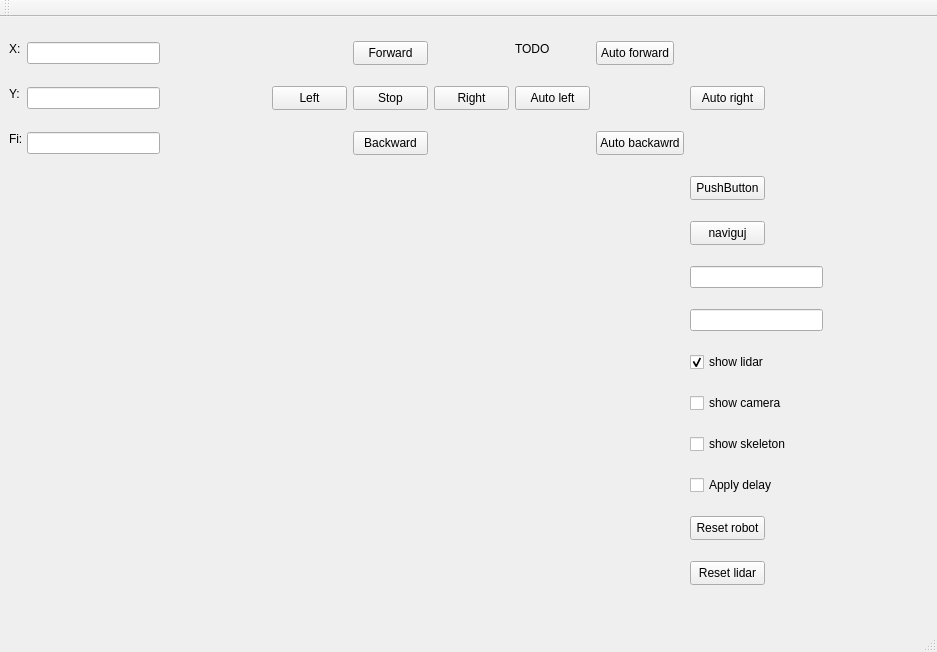
This is mainwindow.ui in Misqo98/HMI_uloha_01 as Qt 5 draws it before an edit. The edited form follows.
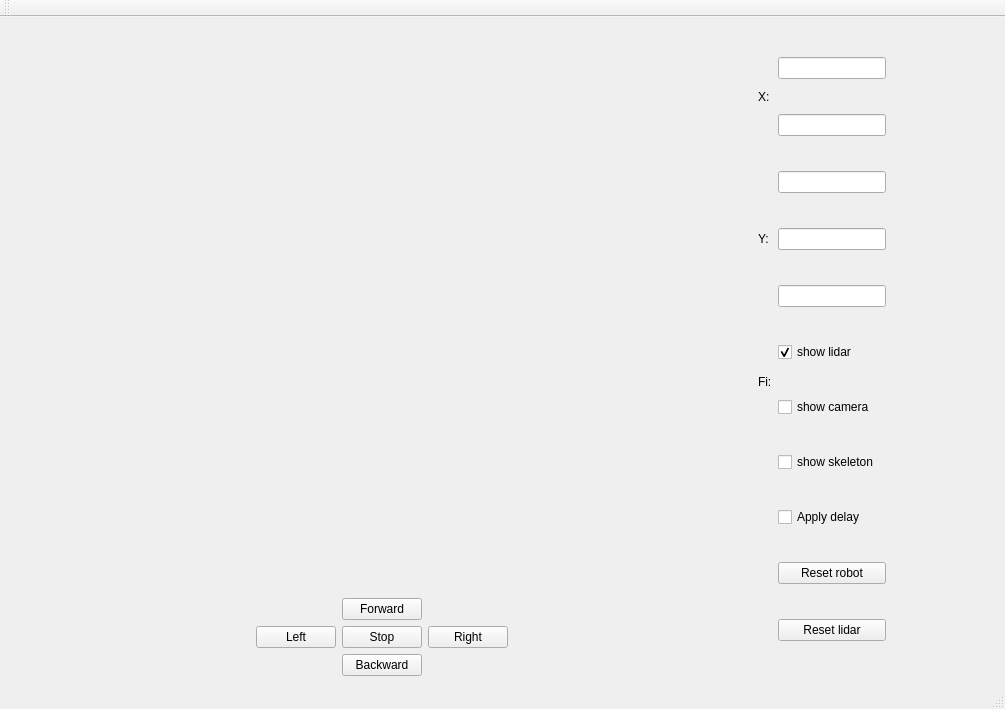
This is the edited form. Custom widgets are drawn as their Qt base class.

Commit message: Added robot screen widged for camera

Patch:
```diff
--- a/mainwindow.ui
+++ b/mainwindow.ui
@@ -6,316 +6,122 @@
    <rect>
     <x>0</x>
     <y>0</y>
-    <width>937</width>
-    <height>652</height>
+    <width>1005</width>
+    <height>709</height>
    </rect>
   </property>
   <property name="windowTitle">
    <string>MainWindow</string>
   </property>
   <widget class="QWidget" name="centralWidget">
-   <widget class="QLineEdit" name="lineEdit">
-    <property name="geometry">
-     <rect>
-      <x>27</x>
-      <y>25</y>
-      <width>133</width>
-      <height>22</height>
-     </rect>
-    </property>
-    <property name="readOnly">
-     <bool>true</bool>
-    </property>
-   </widget>
-   <widget class="QLineEdit" name="lineEdit_2">
-    <property name="geometry">
-     <rect>
-      <x>27</x>
-      <y>70</y>
-      <width>133</width>
-      <height>22</height>
-     </rect>
-    </property>
-    <property name="readOnly">
-     <bool>true</bool>
-    </property>
-   </widget>
-   <widget class="QLineEdit" name="lineEdit_3">
-    <property name="geometry">
-     <rect>
-      <x>27</x>
-      <y>115</y>
-      <width>133</width>
-      <height>22</height>
-     </rect>
-    </property>
-    <property name="readOnly">
-     <bool>true</bool>
-    </property>
-   </widget>
+   <layout class="QGridLayout" name="gridLayout_2">
+    <item row="0" column="3">
    <widget class="QLabel" name="label">
-    <property name="geometry">
-     <rect>
-      <x>9</x>
-      <y>24</y>
-      <width>16</width>
-      <height>16</height>
-     </rect>
-    </property>
     <property name="text">
      <string>X:</string>
     </property>
    </widget>
+    </item>
+    <item row="1" column="3">
    <widget class="QLabel" name="label_2">
-    <property name="geometry">
-     <rect>
-      <x>9</x>
-      <y>69</y>
-      <width>16</width>
-      <height>16</height>
-     </rect>
-    </property>
     <property name="text">
      <string>Y:</string>
     </property>
    </widget>
-   <widget class="QLabel" name="label_3">
-    <property name="geometry">
-     <rect>
-      <x>9</x>
-      <y>114</y>
-      <width>16</width>
-      <height>16</height>
-     </rect>
-    </property>
-    <property name="text">
-     <string>Fi:</string>
-    </property>
-   </widget>
-   <widget class="QCheckBox" name="checkBox">
-    <property name="geometry">
-     <rect>
-      <x>690</x>
-      <y>458</y>
-      <width>85</width>
+    </item>
+    <item row="0" column="0" rowspan="4" colspan="3">
+     <widget class="robotScreenWidget" name="mywidget" native="true">
+      <property name="minimumSize">
+       <size>
+        <width>741</width>
+        <height>471</height>
+       </size>
+      </property>
+     </widget>
+    </item>
+    <item row="0" column="6">
+     <spacer name="horizontalSpacer_3">
+      <property name="orientation">
+       <enum>Qt::Horizontal</enum>
+      </property>
+      <property name="sizeHint" stdset="0">
+       <size>
+        <width>40</width>
       <height>20</height>
-     </rect>
-    </property>
-    <property name="text">
-     <string>Apply delay</string>
-    </property>
-   </widget>
-   <widget class="QPushButton" name="pushButton">
-    <property name="geometry">
-     <rect>
-      <x>690</x>
-      <y>499</y>
-      <width>75</width>
-      <height>24</height>
-     </rect>
-    </property>
-    <property name="text">
-     <string>Reset robot</string>
-    </property>
-   </widget>
-   <widget class="QPushButton" name="pushButton_2">
-    <property name="geometry">
-     <rect>
-      <x>690</x>
-      <y>544</y>
-      <width>75</width>
-      <height>24</height>
-     </rect>
-    </property>
-    <property name="text">
-     <string>Reset lidar</string>
-    </property>
-   </widget>
-   <widget class="QPushButton" name="pushButton_3">
-    <property name="geometry">
-     <rect>
-      <x>353</x>
-      <y>24</y>
-      <width>75</width>
-      <height>24</height>
-     </rect>
-    </property>
-    <property name="text">
-     <string>Forward</string>
-    </property>
-   </widget>
+       </size>
+      </property>
+     </spacer>
+    </item>
+    <item row="4" column="1">
+     <layout class="QGridLayout" name="gridLayout">
+      <item row="1" column="0">
    <widget class="QPushButton" name="pushButton_4">
-    <property name="geometry">
-     <rect>
-      <x>272</x>
-      <y>69</y>
-      <width>75</width>
-      <height>24</height>
-     </rect>
-    </property>
     <property name="text">
      <string>Left</string>
     </property>
    </widget>
-   <widget class="QPushButton" name="pushButton_5">
-    <property name="geometry">
-     <rect>
-      <x>353</x>
-      <y>114</y>
-      <width>75</width>
-      <height>24</height>
-     </rect>
-    </property>
-    <property name="text">
-     <string>Backward</string>
-    </property>
-   </widget>
+      </item>
+      <item row="1" column="2">
    <widget class="QPushButton" name="pushButton_6">
-    <property name="geometry">
-     <rect>
-      <x>434</x>
-      <y>69</y>
-      <width>75</width>
-      <height>24</height>
-     </rect>
-    </property>
     <property name="text">
      <string>Right</string>
     </property>
    </widget>
+      </item>
+      <item row="1" column="1">
    <widget class="QPushButton" name="pushButton_7">
-    <property name="geometry">
-     <rect>
-      <x>353</x>
-      <y>69</y>
-      <width>75</width>
-      <height>24</height>
-     </rect>
-    </property>
     <property name="text">
      <string>Stop</string>
     </property>
    </widget>
-   <widget class="QPushButton" name="pushButton_8">
-    <property name="geometry">
-     <rect>
-      <x>596</x>
-      <y>24</y>
-      <width>78</width>
-      <height>24</height>
-     </rect>
-    </property>
+      </item>
+      <item row="0" column="1">
+       <widget class="QPushButton" name="pushButton_3">
     <property name="text">
-     <string>Auto forward</string>
-    </property>
-   </widget>
-   <widget class="QPushButton" name="pushButton_9">
-    <property name="geometry">
-     <rect>
-      <x>515</x>
-      <y>69</y>
-      <width>75</width>
-      <height>24</height>
-     </rect>
-    </property>
+         <string>Forward</string>
+        </property>
+       </widget>
+      </item>
+      <item row="2" column="1">
+       <widget class="QPushButton" name="pushButton_5">
     <property name="text">
-     <string>Auto left</string>
-    </property>
-   </widget>
-   <widget class="QPushButton" name="pushButton_10">
-    <property name="geometry">
-     <rect>
-      <x>690</x>
-      <y>69</y>
-      <width>75</width>
-      <height>24</height>
-     </rect>
-    </property>
-    <property name="text">
-     <string>Auto right</string>
-    </property>
-   </widget>
-   <widget class="QPushButton" name="pushButton_11">
-    <property name="geometry">
-     <rect>
-      <x>596</x>
-      <y>114</y>
-      <width>88</width>
-      <height>24</height>
-     </rect>
-    </property>
-    <property name="text">
-     <string>Auto backawrd</string>
-    </property>
-   </widget>
-   <widget class="QLabel" name="label_4">
-    <property name="geometry">
-     <rect>
-      <x>515</x>
-      <y>24</y>
-      <width>37</width>
-      <height>16</height>
-     </rect>
-    </property>
-    <property name="text">
-     <string>TODO :</string>
-    </property>
-   </widget>
-   <widget class="QPushButton" name="pushButton_12">
-    <property name="geometry">
-     <rect>
-      <x>690</x>
-      <y>204</y>
-      <width>75</width>
-      <height>24</height>
-     </rect>
-    </property>
-    <property name="text">
-     <string>naviguj</string>
-    </property>
-   </widget>
-   <widget class="QLineEdit" name="lineEdit_4">
-    <property name="geometry">
-     <rect>
-      <x>690</x>
-      <y>249</y>
-      <width>133</width>
-      <height>22</height>
-     </rect>
-    </property>
-   </widget>
-   <widget class="QLineEdit" name="lineEdit_5">
-    <property name="geometry">
-     <rect>
-      <x>690</x>
-      <y>292</y>
-      <width>133</width>
-      <height>22</height>
-     </rect>
-    </property>
-   </widget>
-   <widget class="QPushButton" name="pushButton_13">
-    <property name="geometry">
-     <rect>
-      <x>690</x>
-      <y>159</y>
-      <width>75</width>
-      <height>24</height>
-     </rect>
-    </property>
-    <property name="text">
-     <string>PushButton</string>
-    </property>
-   </widget>
+         <string>Backward</string>
+        </property>
+       </widget>
+      </item>
+     </layout>
+    </item>
+    <item row="0" column="4" rowspan="5" colspan="2">
+     <layout class="QVBoxLayout" name="verticalLayout">
+      <item>
+       <widget class="QLineEdit" name="lineEdit">
+        <property name="readOnly">
+         <bool>true</bool>
+        </property>
+       </widget>
+      </item>
+      <item>
+       <widget class="QLineEdit" name="lineEdit_2">
+        <property name="readOnly">
+         <bool>true</bool>
+        </property>
+       </widget>
+      </item>
+      <item>
+       <widget class="QLineEdit" name="lineEdit_3">
+        <property name="readOnly">
+         <bool>true</bool>
+        </property>
+       </widget>
+      </item>
+      <item>
+       <widget class="QLineEdit" name="lineEdit_4"/>
+      </item>
+      <item>
+       <widget class="QLineEdit" name="lineEdit_5"/>
+      </item>
+      <item>
    <widget class="QCheckBox" name="checkBox_2">
-    <property name="geometry">
-     <rect>
-      <x>690</x>
-      <y>335</y>
-      <width>77</width>
-      <height>20</height>
-     </rect>
-    </property>
     <property name="text">
      <string>show lidar</string>
     </property>
@@ -323,32 +129,65 @@
      <bool>true</bool>
     </property>
    </widget>
+      </item>
+      <item>
    <widget class="QCheckBox" name="checkBox_3">
-    <property name="geometry">
-     <rect>
-      <x>690</x>
-      <y>376</y>
-      <width>93</width>
-      <height>20</height>
-     </rect>
-    </property>
     <property name="text">
      <string>show camera</string>
     </property>
    </widget>
+      </item>
+      <item>
    <widget class="QCheckBox" name="checkBox_4">
-    <property name="geometry">
-     <rect>
-      <x>690</x>
-      <y>417</y>
-      <width>98</width>
-      <height>20</height>
-     </rect>
-    </property>
     <property name="text">
      <string>show skeleton</string>
     </property>
    </widget>
+      </item>
+      <item>
+       <widget class="QCheckBox" name="checkBox">
+        <property name="text">
+         <string>Apply delay</string>
+        </property>
+       </widget>
+      </item>
+      <item>
+       <widget class="QPushButton" name="pushButton">
+        <property name="text">
+         <string>Reset robot</string>
+        </property>
+       </widget>
+      </item>
+      <item>
+       <widget class="QPushButton" name="pushButton_2">
+        <property name="text">
+         <string>Reset lidar</string>
+        </property>
+       </widget>
+      </item>
+     </layout>
+    </item>
+    <item row="2" column="3">
+     <widget class="QLabel" name="label_3">
+      <property name="text">
+       <string>Fi:</string>
+      </property>
+     </widget>
+    </item>
+    <item row="4" column="6">
+     <spacer name="horizontalSpacer">
+      <property name="orientation">
+       <enum>Qt::Horizontal</enum>
+      </property>
+      <property name="sizeHint" stdset="0">
+       <size>
+        <width>40</width>
+        <height>20</height>
+       </size>
+      </property>
+     </spacer>
+    </item>
+   </layout>
   </widget>
   <widget class="QMenuBar" name="menuBar">
    <property name="geometry">
@@ -371,6 +210,14 @@
   <widget class="QStatusBar" name="statusBar"/>
  </widget>
  <layoutdefault spacing="6" margin="11"/>
+ <customwidgets>
+  <customwidget>
+   <class>robotScreenWidget</class>
+   <extends>QWidget</extends>
+   <header>robotScreenWidget.h</header>
+   <container>1</container>
+  </customwidget>
+ </customwidgets>
  <resources/>
  <connections/>
 </ui>
```
Left out of the diff: 2 changed lines with no effect on the pictures. Lines whose indentation alone changed are shown as unchanged. The commit also changes 5 other files.
